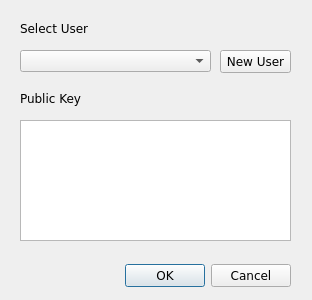
Above: src/logindialog.ui from decentralised-project/decentralised_ui before the change. Below: the same form after it.
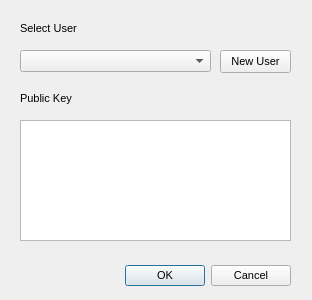
That is the form after the change.

Commit message: Fix for cross platform fonts.

```diff
--- a/src/logindialog.ui
+++ b/src/logindialog.ui
@@ -12,8 +12,8 @@
   </property>
   <property name="font">
    <font>
-    <family>DejaVu Sans</family>
-    <pointsize>9</pointsize>
+    <family>MS Shell Dlg 2</family>
+    <pointsize>8</pointsize>
    </font>
   </property>
   <property name="windowTitle">
@@ -44,6 +44,12 @@
      <height>16</height>
     </rect>
    </property>
+   <property name="font">
+    <font>
+     <family>MS Shell Dlg 2</family>
+     <pointsize>8</pointsize>
+    </font>
+   </property>
    <property name="text">
     <string>Select User</string>
    </property>
@@ -98,8 +104,8 @@
    </property>
    <property name="font">
     <font>
-     <family>DejaVu Sans</family>
-     <pointsize>9</pointsize>
+     <family>MS Shell Dlg 2</family>
+     <pointsize>8</pointsize>
     </font>
    </property>
    <property name="text">
```
The commit also changes 5 other files.
